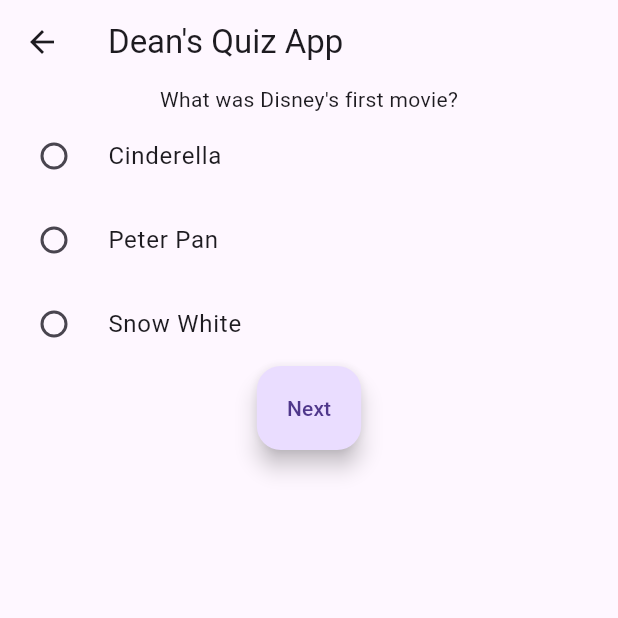
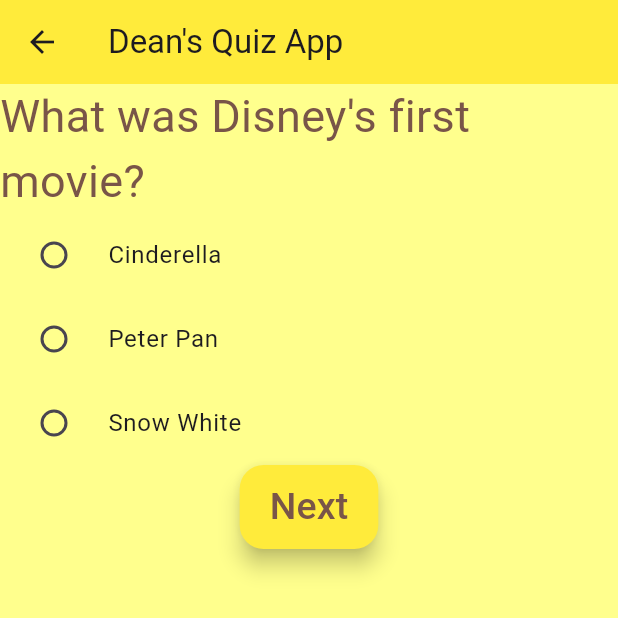
Before and after one commit to De4nWhit3/flutter_task8, a Flutter app: the screen it shows after launch, after a tap on "Disney", on a phone screen of 412 x 824 dp, the top half of it. Run offline on Flutter 3.47's test engine with Material 2 defaults, Android fonts, the phone set to English and light mode, and no system bars.

Commit message:
added some colors

```diff
--- a/lib/main.dart
+++ b/lib/main.dart
@@ -1,5 +1,8 @@
 import 'package:flutter/material.dart';
 import 'package:flutter_task8/question_class.dart';
+
+const MaterialColor fontsColor = Colors.brown;
+const Color buttonBackground = Colors.yellow;
 
 void main() {
   runApp(const MyApp());
@@ -29,8 +32,6 @@
 }
 
 class _MyHomePageState extends State<MyHomePage> {
-  static const MaterialColor fontsColor = Colors.brown;
-  static const Color buttonBackground = Colors.yellow;
   Game gameQuestions = Game();
 
   @override
@@ -180,10 +181,20 @@
   @override
   Widget build(BuildContext context) {
     return Scaffold(
-      appBar: AppBar(title: const Text('Dean\'s Quiz App')),
+      backgroundColor: Colors.yellowAccent.shade100,
+      appBar: AppBar(
+        title: const Text('Dean\'s Quiz App'),
+        backgroundColor: buttonBackground,
+      ),
       body: Column(
         children: <Widget>[
-          Text(widget.question.question),
+          Text(
+            widget.question.question,
+            style: const TextStyle(
+              color: fontsColor,
+              fontSize: 30,
+            ),
+          ),
           RadioListTile<String>(
             value: widget.question.answers[0].answer,
             groupValue: selectedAnswer,
@@ -215,10 +226,12 @@
             title: Text(widget.question.answers[2].answer),
           ),
           FloatingActionButton.extended(
+              backgroundColor: buttonBackground,
+              foregroundColor: fontsColor,
               onPressed: () {
                 Navigator.of(context).pop();
               },
-              label: const Text('Next'))
+              label: const Text(style: TextStyle(fontSize: 25), 'Next'))
         ],
       ),
     );
```
